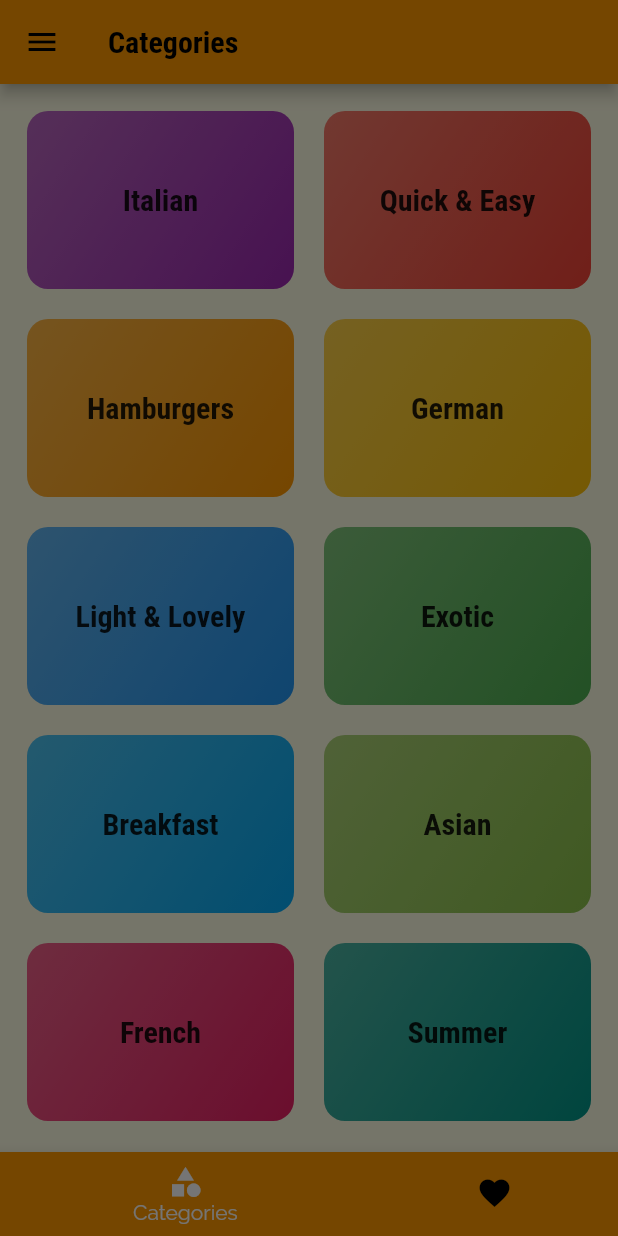
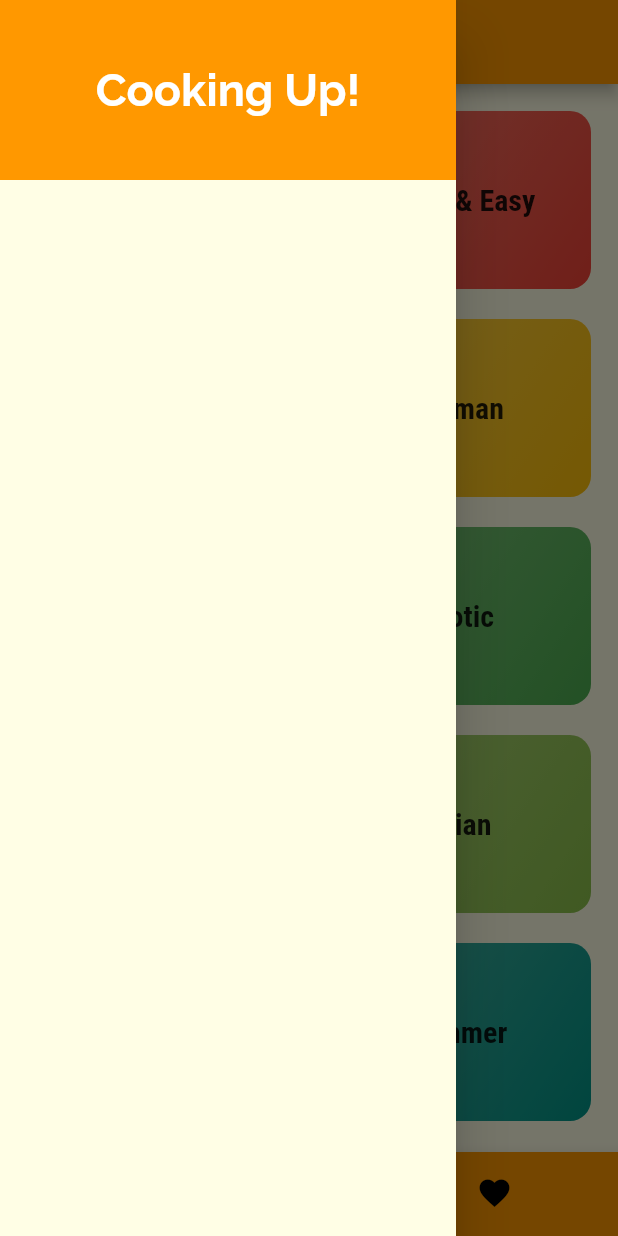
Before and after one commit to abdellatif-laghjaj/flutter_meals_app, a Flutter app: the screen it shows after launch, with the side drawer open, on a phone screen of 412 x 824 dp. Run offline on Flutter 3.47's test engine with Material 2 defaults, Android fonts, the light colour scheme and no system bars.

Commit message:
uodate drawer

```diff
--- a/lib/widgets/main_drawer.dart
+++ b/lib/widgets/main_drawer.dart
@@ -2,5 +2,30 @@ import 'package:flutter/material.dart';
 
 class MainDrawer extends StatelessWidget {
   @override
-  Widget build(BuildContext context) {}
+  Widget build(BuildContext context) {
+    return Drawer(
+      child: Column(
+        children: [
+          Container(
+            height: 120,
+            width: double.infinity,
+            padding: EdgeInsets.all(20),
+            alignment: Alignment.center,
+            color: Theme.of(context).primaryColor,
+            child: Text(
+              'Cooking Up!',
+              style: TextStyle(
+                color: Colors.white,
+                fontSize: 30,
+                fontWeight: FontWeight.bold,
+              ),
+            ),
+          ),
+          SizedBox(
+            height: 20,
+          ),
+        ],
+      ),
+    );
+  }
 }
```
